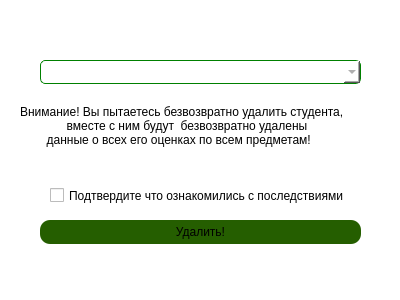
Qt form studentdeleteform.ui (alpha4vit/polya-el-diary) before a commit.
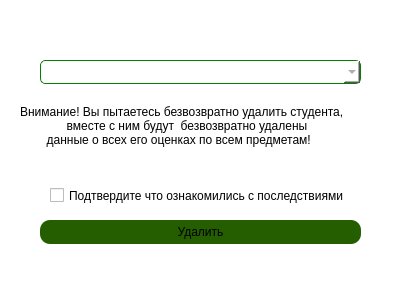
The same form after that commit.

```diff
--- a/studentdeleteform.ui
+++ b/studentdeleteform.ui
@@ -75,7 +75,7 @@
 }</string>
    </property>
    <property name="text">
-    <string>Удалить!</string>
+    <string>Удалить</string>
    </property>
   </widget>
   <widget class="QLabel" name="label">
```
